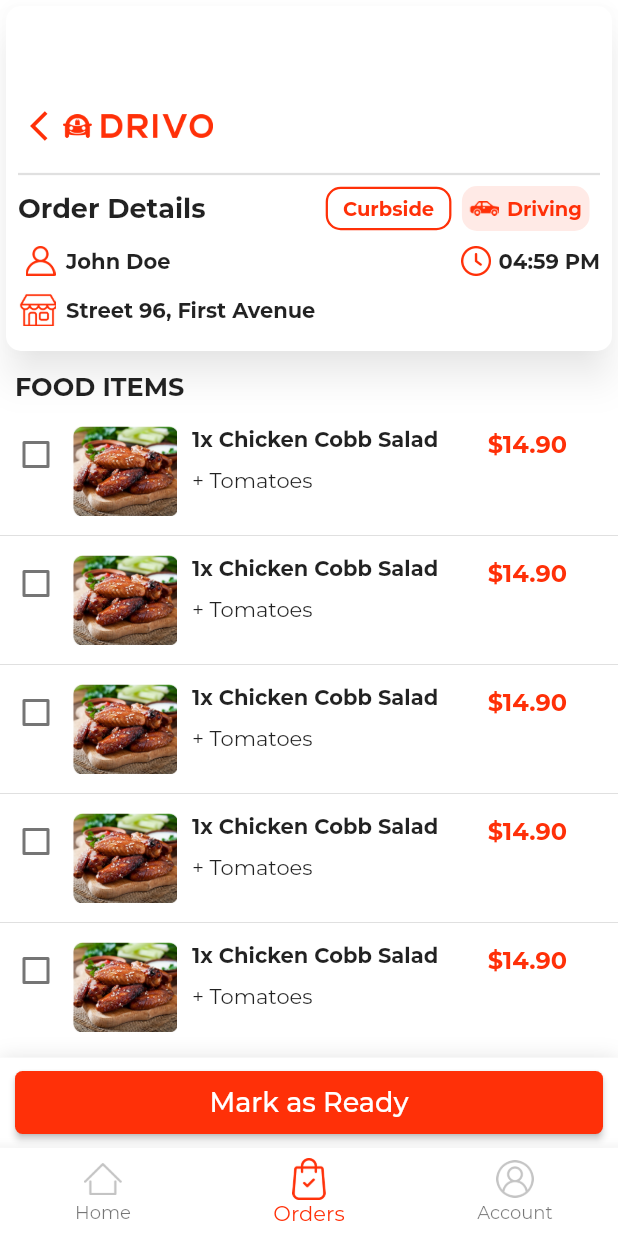
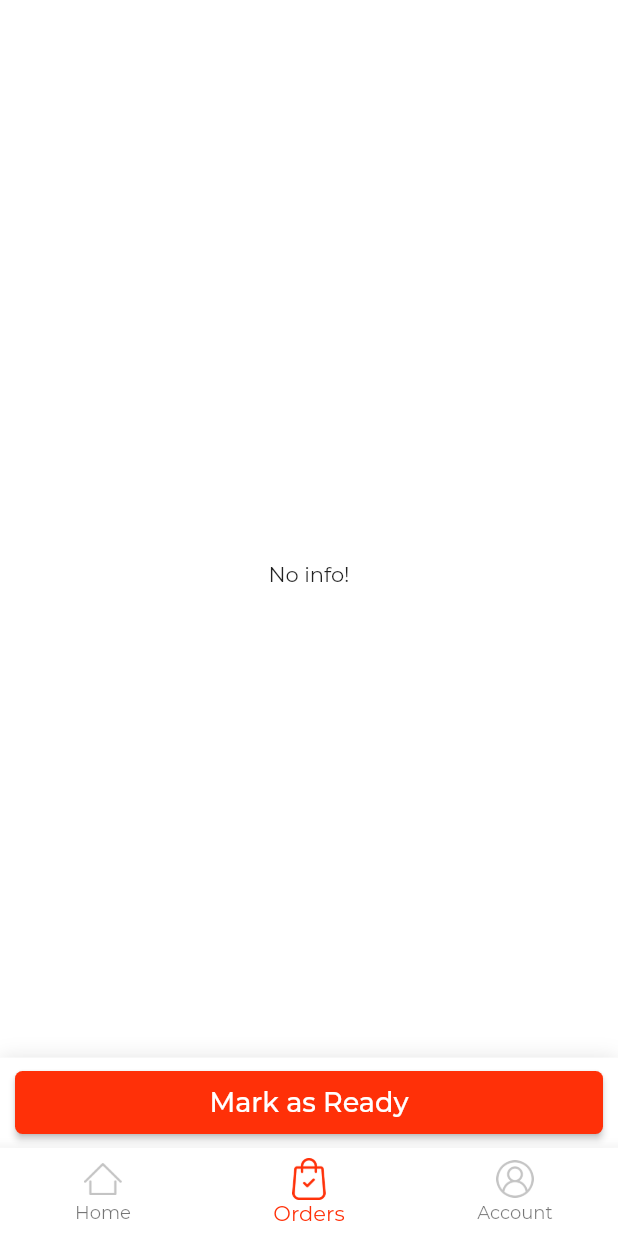
Before and after one commit to aminemeickel/drivo, a Flutter app: the OrderDetails screen opened by its route, on a phone screen of 412 x 824 dp. Run offline on Flutter 3.47's test engine with Material 2 defaults, Android fonts, the light colour scheme and no system bars; our stand-ins replace dio, fluttertoast, get, get_storage, logger; missing offline and left inert: flutter_osm_plugin; accounts and stored records are empty.

Commit message:
a lot of stuff

```diff
--- a/lib/Models/order.dart
+++ b/lib/Models/order.dart
@@ -1,8 +1,19 @@
 import 'package:collection/collection.dart';
 
 class Order {
-  int? lat;
-  int? lng;
+  String? orderId;
+  String? userId;
+  String? storeId;
+  String? createdAt;
+  String? orderType;
+  dynamic coupon;
+  int? disc;
+  int? brutto;
+  int? netto;
+  String? payment;
+  String? status;
+  dynamic lat;
+  dynamic lng;
   int? discNominal;
   String? scheduleAt;
   String? orderNumber;
@@ -20,6 +31,17 @@ class Order {
   dynamic couponName;
 
   Order({
+    this.orderId,
+    this.userId,
+    this.storeId,
+    this.createdAt,
+    this.orderType,
+    this.coupon,
+    this.disc,
+    this.brutto,
+    this.netto,
+    this.payment,
+    this.status,
     this.lat,
     this.lng,
     this.discNominal,
@@ -41,30 +63,52 @@ class Order {
 
   @override
   String toString() {
-    return 'Order(lat: $lat, lng: $lng, discNominal: $discNominal, scheduleAt: $scheduleAt, orderNumber: $orderNumber, rating: $rating, comment: $comment, detailOrders: $detailOrders, transportation: $transportation, transportationModel: $transportationModel, colour: $colour, licensePlate: $licensePlate, pickupType: $pickupType, storeName: $storeName, buyer: $buyer, couponCode: $couponCode, couponName: $couponName)';
+    return 'Order(orderId: $orderId, userId: $userId, storeId: $storeId, createdAt: $createdAt, orderType: $orderType, coupon: $coupon, disc: $disc, brutto: $brutto, netto: $netto, payment: $payment, status: $status, lat: $lat, lng: $lng, discNominal: $discNominal, scheduleAt: $scheduleAt, orderNumber: $orderNumber, rating: $rating, comment: $comment, detailOrders: $detailOrders, transportation: $transportation, transportationModel: $transportationModel, colour: $colour, licensePlate: $licensePlate, pickupType: $pickupType, storeName: $storeName, buyer: $buyer, couponCode: $couponCode, couponName: $couponName)';
   }
 
-  factory Order.fromJson(Map<String, dynamic> data) => Order(
-        lat: data['lat'] as int?,
-        lng: data['lng'] as int?,
-        discNominal: data['disc_nominal'] as int?,
-        scheduleAt: data['schedule_at'] as String?,
-        orderNumber: data['order_number'] as String?,
-        rating: data['rating'] as int?,
-        comment: data['comment'] as dynamic,
-        detailOrders: data['detail_orders'] as dynamic,
-        transportation: data['transportation'] as String?,
-        transportationModel: data['transportation_model'] as String?,
-        colour: data['colour'] as String?,
-        licensePlate: data['license_plate'] as String?,
-        pickupType: data['pickup_type'] as String?,
-        storeName: data['store_name'] as String?,
-        buyer: data['buyer'] as String?,
-        couponCode: data['coupon_code'] as dynamic,
-        couponName: data['coupon_name'] as dynamic,
+  factory Order.fromJson(Map<String, dynamic> json) => Order(
+        orderId: json['order_id'] as String?,
+        userId: json['user_id'] as String?,
+        storeId: json['store_id'] as String?,
+        createdAt: json['created_at'] as String?,
+        orderType: json['order_type'] as String?,
+        coupon: json['coupon'] as dynamic,
+        disc: json['disc'] as int?,
+        brutto: json['brutto'] as int?,
+        netto: json['netto'] as int?,
+        payment: json['payment'] as String?,
+        status: json['status'] as String?,
+        lat: json['lat'] as dynamic,
+        lng: json['lng'] as dynamic,
+        discNominal: json['disc_nominal'] as int?,
+        scheduleAt: json['schedule_at'] as String?,
+        orderNumber: json['order_number'] as String?,
+        rating: json['rating'] as int?,
+        comment: json['comment'] as dynamic,
+        detailOrders: json['detail_orders'] as dynamic,
+        transportation: json['transportation'] as String?,
+        transportationModel: json['transportation_model'] as String?,
+        colour: json['colour'] as String?,
+        licensePlate: json['license_plate'] as String?,
+        pickupType: json['pickup_type'] as String?,
+        storeName: json['store_name'] as String?,
+        buyer: json['buyer'] as String?,
+        couponCode: json['coupon_code'] as dynamic,
+        couponName: json['coupon_name'] as dynamic,
       );
 
   Map<String, dynamic> toJson() => {
+        'order_id': orderId,
+        'user_id': userId,
+        'store_id': storeId,
+        'created_at': createdAt,
+        'order_type': orderType,
+        'coupon': coupon,
+        'disc': disc,
+        'brutto': brutto,
+        'netto': netto,
+        'payment': payment,
+        'status': status,
         'lat': lat,
         'lng': lng,
         'disc_nominal': discNominal,
@@ -83,6 +127,7 @@ class Order {
         'coupon_code': couponCode,
         'coupon_name': couponName,
       };
+
   @override
   bool operator ==(Object other) {
     if (identical(other, this)) return true;
@@ -93,6 +138,17 @@ class Order {
 
   @override
   int get hashCode =>
+      orderId.hashCode ^
+      userId.hashCode ^
+      storeId.hashCode ^
+      createdAt.hashCode ^
+      orderType.hashCode ^
+      coupon.hashCode ^
+      disc.hashCode ^
+      brutto.hashCode ^
+      netto.hashCode ^
+      payment.hashCode ^
+      status.hashCode ^
       lat.hashCode ^
       lng.hashCode ^
       discNominal.hashCode ^
--- a/lib/Models/store.dart
+++ b/lib/Models/store.dart
@@ -82,7 +82,7 @@ class Store {
         countryId: json['country_id'] as String?,
       );
 
-  Map<String, dynamic> toJson() => {
+  Map<String, dynamic> get toJson => {
         'store_id': storeId,
         'user_id': userId,
         'store_name': storeName,
@@ -113,7 +113,7 @@ class Store {
     if (identical(other, this)) return true;
     if (other is! Store) return false;
     final mapEquals = const DeepCollectionEquality().equals;
-    return mapEquals(other.toJson(), toJson());
+    return mapEquals(other.toJson, toJson);
   }
 
   @override
--- a/lib/controllers/api_service.dart
+++ b/lib/controllers/api_service.dart
@@ -35,21 +35,21 @@ class ApiService {
     }
   }
 
-  static Future<List<Order>> orders({int page = 1, String key = ''}) async {
+  static Future<List<Order>> orders(
+      {int page = 1, String key = '', String? status = 'approved'}) async {
     var client = await HTTPClient.getClient();
     try {
       var response = await client.get('/store_app/orders', queryParameters: {
         "page": page,
         "pageLimit": 100,
-        "status": "approved",
+        "status": status,
         "key": key
       });
+      Log.info(response.data);
       if (response.statusCode == 200) {
-        return (response.data['data'] as List).map((json) {
-          var order = Order.fromJson(json);
-          Log.verbose(order.toJson());
-          return order;
-        }).toList();
+        return (response.data['data'] as List)
+            .map((orderJson) => Order.fromJson(orderJson))
+            .toList();
       }
       return [];
     } on DioError catch (ex) {
--- a/lib/pages/order_details.dart
+++ b/lib/pages/order_details.dart
@@ -1,9 +1,11 @@
+import 'package:drivo/Models/order.dart';
 import 'package:drivo/Utils/utils.dart';
 import 'package:drivo/component/main_button.dart';
 import 'package:drivo/component/navigation_bar.dart';
 import 'package:drivo/core/app.dart';
 import 'package:flutter/material.dart';
 import 'package:get/get.dart';
+import 'package:intl/intl.dart';
 
 class OrderDetails extends StatefulWidget {
   static const id = '/order/details';
@@ -22,6 +24,7 @@ class _OrderDetailsState extends State<OrderDetails> {
   };
   @override
   Widget build(BuildContext context) {
+    Order? order = Get.arguments;
     return Scaffold(
         backgroundColor: Colors.white,
         bottomNavigationBar: const AppNavigationBar(position: 1),
@@ -42,13 +45,16 @@ class _OrderDetailsState extends State<OrderDetails> {
             ).paddingSymmetric(vertical: 9, horizontal: 10),
           ),
         ),
-        body: Column(children: [
-          const _OrderHeader(),
+        body: order == null
+            ? const Center(child: Text('No info!'))
+            : Column(children: [
+                _OrderHeader(order: order),
                 const SizedBox(height: 10),
                 const Align(
                   alignment: Alignment.centerLeft,
                   child: Text('FOOD ITEMS',
-                style: TextStyle(fontSize: 17, fontWeight: FontWeight.w600)),
+                      style:
+                          TextStyle(fontSize: 17, fontWeight: FontWeight.w600)),
                 ).paddingOnly(left: 10, bottom: 10),
                 Expanded(
                     child: ListView.separated(
@@ -102,7 +108,8 @@ class _OrderTile extends StatelessWidget {
 }
 
 class _OrderHeader extends StatelessWidget {
-  const _OrderHeader({Key? key}) : super(key: key);
+  final Order order;
+  const _OrderHeader({Key? key, required this.order}) : super(key: key);
 
   @override
   Widget build(BuildContext context) {
@@ -138,9 +145,9 @@ class _OrderHeader extends StatelessWidget {
                   border: Border.all(color: kAppPrimaryColor, width: 1.5),
                   borderRadius: BorderRadius.circular(10)),
               padding: const EdgeInsets.symmetric(vertical: 5, horizontal: 10),
-              child: const Text(
-                'Curbside',
-                style: TextStyle(
+              child: Text(
+                order.pickupType.upper(),
+                style: const TextStyle(
                     color: kAppPrimaryColor,
                     fontSize: 13,
                     fontWeight: FontWeight.w600),
@@ -167,14 +174,14 @@ class _OrderHeader extends StatelessWidget {
             children: [
               imageFromassets('person.png', width: 20, height: 20)
                   .paddingOnly(left: 5, right: 7),
-              const Text('John Doe',
-                  style: TextStyle(fontWeight: FontWeight.w700)),
+              Text(order.buyer ?? '',
+                  style: const TextStyle(fontWeight: FontWeight.w700)),
               const Spacer(),
               imageFromassets('clock.png',
                   color: kAppPrimaryColor, height: 20, width: 20),
               const SizedBox(width: 5),
-              const Text('04:59 PM',
-                  style: TextStyle(fontWeight: FontWeight.w700))
+              Text(DateFormat.jm().format(DateTime.parse(order.createdAt!)),
+                  style: const TextStyle(fontWeight: FontWeight.w700))
             ],
           ),
           const SizedBox(height: 10),
@@ -182,8 +189,8 @@ class _OrderHeader extends StatelessWidget {
             children: [
               imageFromassets('store.png', width: 25, height: 25)
                   .paddingOnly(left: 0, right: 7),
-              const Text('Street 96, First Avenue',
-                  style: TextStyle(fontWeight: FontWeight.w700))
+              Text(order.disc?.toString() ?? '',
+                  style: const TextStyle(fontWeight: FontWeight.w700))
             ],
           ),
           const SizedBox(height: 15)
--- a/pubspec.yaml
+++ b/pubspec.yaml
@@ -23,6 +23,7 @@ dependencies:
   flutter_osm_plugin: ^0.28.0+1
   firebase_core: ^1.11.0
   firebase_messaging: ^11.2.5
+  intl: ^0.17.0
 
 dev_dependencies:
   flutter_lints: ^1.0.0
```
Also changed, not shown: lib/Utils/utils.dart (+10 -0 lines), lib/controllers/order_controller.dart (+9 -1 lines), lib/pages/home.dart (+16 -18 lines), lib/pages/orders.dart (+29 -24 lines), pubspec.lock, 6 other files. Lines whose indentation alone changed are shown as unchanged.
